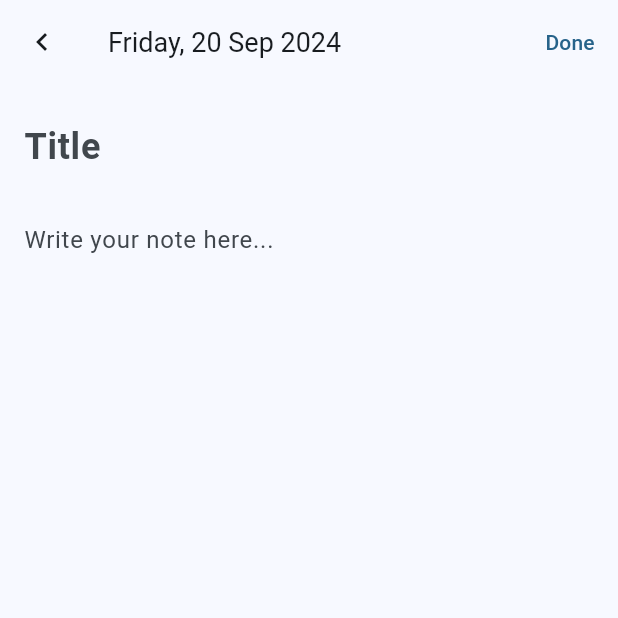
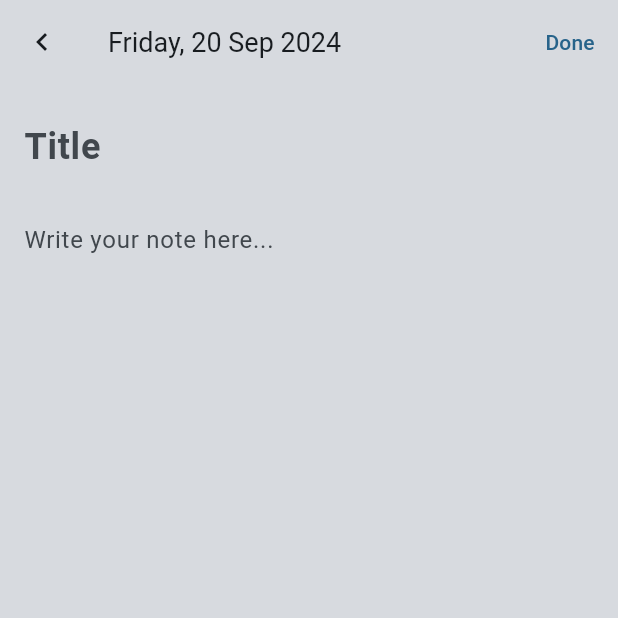
Before and after one commit to vickyalem/flow, a Flutter app: the EditingPage screen opened directly, on a phone screen of 412 x 824 dp, the top half of it. Run offline on Flutter 3.47's test engine with Material 3 defaults, Android fonts, the light colour scheme and no system bars; our stand-ins replace drift; missing offline and left inert: drift_db_viewer; accounts and stored records are empty; generated files the repository leaves out were written again.

Commit message:
minor changes

```diff
--- a/lib/main.dart
+++ b/lib/main.dart
@@ -30,7 +30,7 @@ class MyApp extends StatelessWidget {
           useMaterial3: true,
           colorScheme: ColorScheme.fromSeed(seedColor: Colors.lightBlue),
         ),
-        // home: const NavigationExample(),
+        // home: landing page,
         home: const MainBody(),
       ),
     );
--- a/lib/views/editing_page.dart
+++ b/lib/views/editing_page.dart
@@ -10,19 +10,25 @@ class EditingPage extends StatelessWidget {
   Widget build(BuildContext context) {
     final titleController = TextEditingController();
     final contentController = TextEditingController();
+
     return Consumer<EntryViewModel>(builder: (context, viewModel, child) {
       return Scaffold(
+        backgroundColor: Theme.of(context).colorScheme.surfaceDim,
+
         appBar: AppBar(
+        backgroundColor: Theme.of(context).colorScheme.surfaceDim,
           leading: IconButton(
             onPressed: () {
               Navigator.pop(context);
             },
             icon: const Icon(Icons.chevron_left),
           ),
+
           title: Text(
             DateFormat('EEEE, d MMM yyyy').format(DateTime.now()),
             style: const TextStyle(fontSize: 18),
           ),
+
           actions: [
             TextButton(
               onPressed: () {
@@ -58,6 +64,7 @@ class EditingPage extends StatelessWidget {
           ],
         ),
         // end of app bar
+
         body: Padding(
           padding: const EdgeInsets.all(16.0),
           child: Column(
--- a/lib/views/home_page.dart
+++ b/lib/views/home_page.dart
@@ -12,6 +12,7 @@ class HomePage extends StatelessWidget {
     return Consumer<EntryViewModel>(builder: (context, viewModel, child) {
       viewModel.fetchEntries();
       var entries = viewModel.entries.reversed;
+
       if (entries.isEmpty) {
         return Center(
             child: Column(
@@ -63,8 +64,8 @@ class HomePage extends StatelessWidget {
       }
     });
   }
+  // end of build method
 
-  // end of build method
   void _showContextMenu(
       BuildContext context, EntryViewModel viewModel, int id, Offset position) {
     showMenu(
--- a/lib/views/main_body.dart
+++ b/lib/views/main_body.dart
@@ -16,6 +16,7 @@ class MainBody extends StatefulWidget {
 
 class _MainBodyState extends State<MainBody> {
   int currentPageIndex = 0;
+
   final List<Widget> _body = <Widget>[
     const HomePage(),
     const SharingPage(),
@@ -44,6 +45,7 @@ class _MainBodyState extends State<MainBody> {
               );
             },
           ),
+
           IconButton(
             icon: Icon(
               Icons.add_circle,
@@ -67,12 +69,15 @@ class _MainBodyState extends State<MainBody> {
   Widget build(BuildContext context) {
     return Scaffold(
       backgroundColor: Theme.of(context).colorScheme.surfaceDim,
+
       appBar: AppBar(
         backgroundColor: Theme.of(context).colorScheme.surfaceDim,
         title: Text(_titles[currentPageIndex]),
         actions: _actions(context),
       ),
+
       body: _body[currentPageIndex],
+
       bottomNavigationBar: NavigationBar(
         onDestinationSelected: (int index) =>
             setState(() => currentPageIndex = index),
@@ -93,6 +98,7 @@ class _MainBodyState extends State<MainBody> {
           ),
         ],
       ),
+
     );
   }
 }
```
